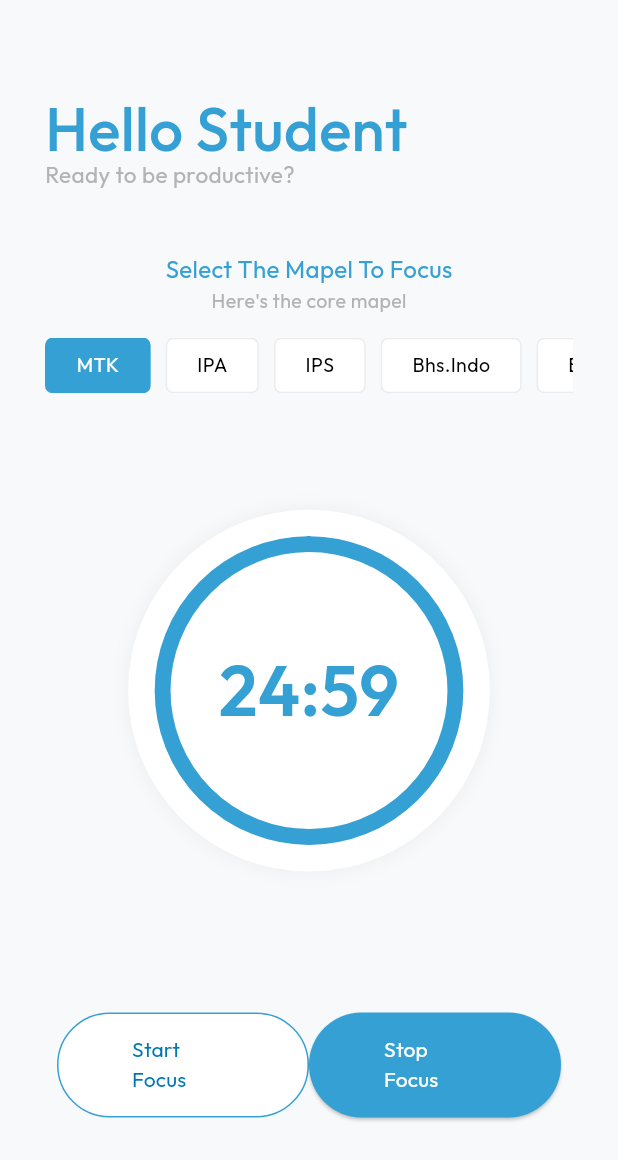
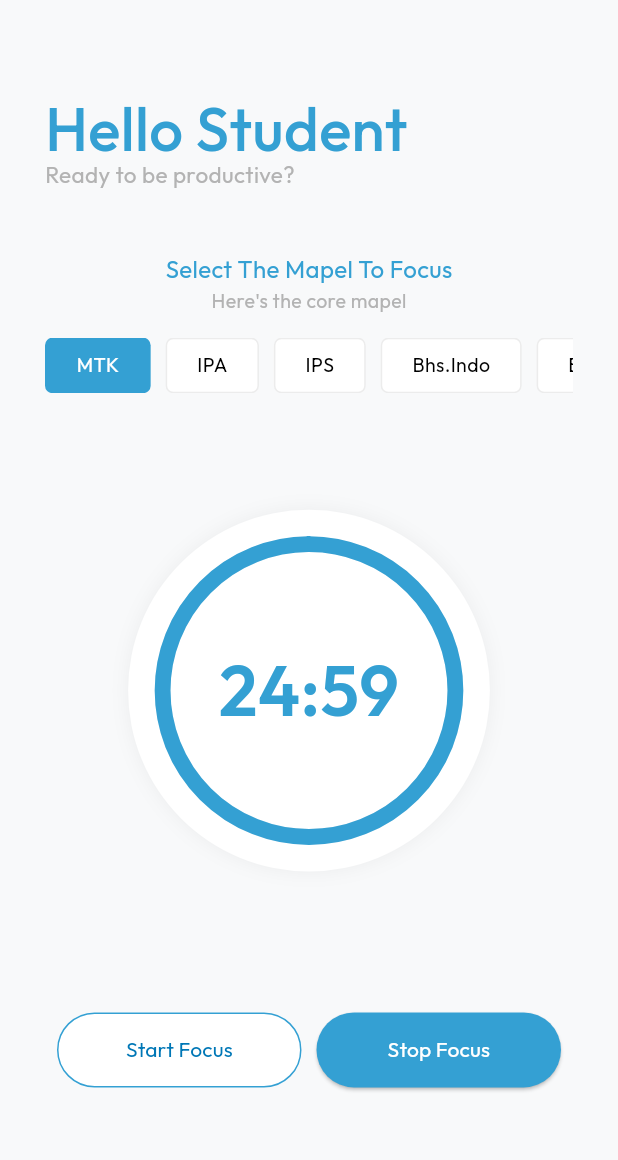
Before and after one commit to Gha211th/Sregep, a Flutter app: the screen it shows after launch, after a tap on "Start Focus", on a phone screen of 412 x 824 dp. Shown: the top 1160 px of the screen. Run offline on Flutter 3.47's test engine with Material 3 defaults, Android fonts, the light colour scheme and no system bars; our stand-ins replace google_fonts, sqflite, sqflite_common_ffi; accounts and stored records are empty.

Commit message:
fixing some resposive problem

```diff
--- a/lib/main.dart
+++ b/lib/main.dart
@@ -1,10 +1,17 @@
+import 'dart:io';
 import 'package:flutter/material.dart';
 import 'package:provider/provider.dart';
+import 'package:sqflite_common_ffi/sqflite_ffi.dart';
+import 'package:sregep_productivity_app/providers/timer_provider.dart';
 import 'package:sregep_productivity_app/ui/splash/splash_screen.dart';
-import 'core/constants.dart';
-import 'providers/timer_provider.dart';
 
 void main() {
+  // Inisialisasi Database untuk Linux Preview
+  if (Platform.isLinux || Platform.isWindows) {
+    sqfliteFfiInit();
+    databaseFactory = databaseFactoryFfi;
+  }
+
   runApp(
     MultiProvider(
       providers: [ChangeNotifierProvider(create: (_) => TimerProvider())],
@@ -19,13 +26,10 @@ class MyApp extends StatelessWidget {
   @override
   Widget build(BuildContext context) {
     return MaterialApp(
-      title: 'Sregep App',
-      debugShowCheckedModeBanner: true,
-      theme: ThemeData(
-        scaffoldBackgroundColor: AppColors.background,
-        primaryColor: AppColors.primary,
-      ),
-      home: const SplashScreen(),
+      debugShowCheckedModeBanner: false,
+      title: 'Sregep Productivity',
+      theme: ThemeData(primarySwatch: Colors.blue),
+      home: const SplashScreen(), // Scaffold di sini sekarang aman
     );
   }
 }
--- a/lib/ui/dashboard/dashboard_screen.dart
+++ b/lib/ui/dashboard/dashboard_screen.dart
@@ -71,7 +71,7 @@ class DashboardScreen extends StatelessWidget {
         Row(
           children: [
             Expanded(child: _buildStartButton(provider, context)),
-            // SizedBox(width: 1),
+            const SizedBox(width: 10),
             Expanded(child: _buildStopButton(provider, context)),
           ],
         ),
@@ -80,8 +80,6 @@ class DashboardScreen extends StatelessWidget {
 
         Visibility(
           visible: !provider.isRunning && provider.currentSeconds > 0,
-          child: Padding(
-            padding: const EdgeInsets.symmetric(horizontal: 15),
           child: SizedBox(
             width: double.infinity,
             child: ElevatedButton(
@@ -130,20 +128,17 @@ class DashboardScreen extends StatelessWidget {
             ),
           ),
         ),
-        ),
       ],
     );
   }
 
   Widget _buildStartButton(TimerProvider provider, BuildContext context) {
-    return Column(
-      children: [
-        ElevatedButton(
+    return ElevatedButton(
       onPressed: provider.isRunning ? null : () => provider.startTimer(),
       style: ElevatedButton.styleFrom(
         backgroundColor: const Color(0xFF34A0D3),
         disabledBackgroundColor: Colors.white,
-            padding: const EdgeInsets.symmetric(horizontal: 50, vertical: 15),
+        padding: const EdgeInsets.symmetric(vertical: 15),
         shape: RoundedRectangleBorder(
           borderRadius: BorderRadiusGeometry.circular(100),
         ),
@@ -159,20 +154,16 @@ class DashboardScreen extends StatelessWidget {
           fontWeight: FontWeight.w400,
         ),
       ),
-        ),
-      ],
     );
   }
 
   Widget _buildStopButton(TimerProvider provider, BuildContext context) {
-    return Column(
-      children: [
-        ElevatedButton(
+    return ElevatedButton(
       onPressed: !provider.isRunning ? null : () => provider.stopTimer(),
       style: OutlinedButton.styleFrom(
         backgroundColor: const Color(0xFF34A0D3),
         disabledBackgroundColor: Colors.white,
-            padding: const EdgeInsets.symmetric(horizontal: 50, vertical: 15),
+        padding: const EdgeInsets.symmetric(vertical: 15),
         shape: RoundedRectangleBorder(
           borderRadius: BorderRadiusGeometry.circular(100),
         ),
@@ -188,8 +179,6 @@ class DashboardScreen extends StatelessWidget {
           fontWeight: FontWeight.w400,
         ),
       ),
-        ),
-      ],
     );
   }
 }
--- a/lib/ui/splash/splash_screen.dart
+++ b/lib/ui/splash/splash_screen.dart
@@ -13,7 +13,7 @@ class SplashScreen extends StatefulWidget {
 }
 
 class _SplashScreenState extends State<SplashScreen> {
-   @override
+  @override
   void initState() {
     super.initState();
     Timer(const Duration(seconds: 3), () {
--- a/pubspec.yaml
+++ b/pubspec.yaml
@@ -41,6 +41,7 @@ dependencies:
   fl_chart: ^1.1.1
   intl: ^0.20.2
   provider: ^6.1.5+1
+  sqflite_common_ffi: ^2.4.0+2
 
 dev_dependencies:
   flutter_test:
```
Also changed, not shown: pubspec.lock. Lines whose indentation alone changed are shown as unchanged.
